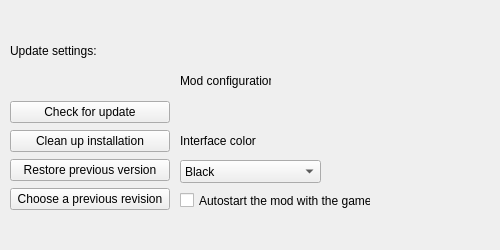
dbkblk/rand_launcher, file optionbox.ui: the form before one commit.
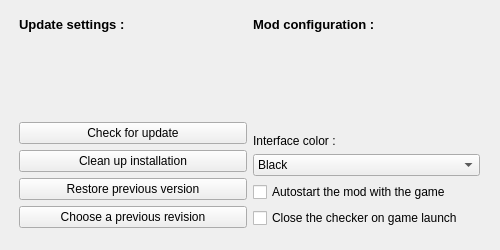
The form after the commit.

Commit message: Add an option to close the launcher

Patch:
```diff
--- a/optionbox.ui
+++ b/optionbox.ui
@@ -19,54 +19,99 @@
   <property name="locale">
    <locale language="English" country="UnitedStates"/>
   </property>
+  <widget class="QWidget" name="horizontalLayoutWidget">
+   <property name="geometry">
+    <rect>
+     <x>19</x>
+     <y>17</y>
+     <width>461</width>
+     <height>211</height>
+    </rect>
+   </property>
+   <layout class="QHBoxLayout" name="horizontalLayout">
+    <item>
+     <layout class="QVBoxLayout" name="verticalLayout">
+      <item>
   <widget class="QLabel" name="label_2">
-   <property name="geometry">
-    <rect>
-     <x>10</x>
-     <y>40</y>
-     <width>91</width>
-     <height>21</height>
-    </rect>
-   </property>
+        <property name="text">
+         <string>&lt;html&gt;&lt;head/&gt;&lt;body&gt;&lt;p&gt;&lt;span style=&quot; font-size:10pt; font-weight:600;&quot;&gt;Update settings :&lt;/span&gt;&lt;/p&gt;&lt;/body&gt;&lt;/html&gt;</string>
+        </property>
+       </widget>
+      </item>
+      <item>
+       <spacer name="verticalSpacer">
+        <property name="orientation">
+         <enum>Qt::Vertical</enum>
+        </property>
+        <property name="sizeHint" stdset="0">
+         <size>
+          <width>20</width>
+          <height>40</height>
+         </size>
+        </property>
+       </spacer>
+      </item>
+      <item>
+       <widget class="QPushButton" name="opt_bt_update">
    <property name="text">
-    <string>Update settings:</string>
-   </property>
-  </widget>
+         <string>Check for update</string>
+        </property>
+       </widget>
+      </item>
+      <item>
+       <widget class="QPushButton" name="opt_bt_cleanup">
+        <property name="text">
+         <string>Clean up installation</string>
+        </property>
+       </widget>
+      </item>
+      <item>
+       <widget class="QPushButton" name="opt_bt_restore">
+        <property name="text">
+         <string>Restore previous version</string>
+        </property>
+       </widget>
+      </item>
+      <item>
+       <widget class="QPushButton" name="opt_bt_chooserev">
+        <property name="text">
+         <string>Choose a previous revision</string>
+        </property>
+       </widget>
+      </item>
+     </layout>
+    </item>
+    <item>
+     <layout class="QVBoxLayout" name="verticalLayout_2">
+      <item>
   <widget class="QLabel" name="label_3">
-   <property name="geometry">
-    <rect>
-     <x>180</x>
-     <y>70</y>
-     <width>91</width>
-     <height>21</height>
-    </rect>
-   </property>
    <property name="text">
-    <string>Mod configuration</string>
-   </property>
-  </widget>
+         <string>&lt;html&gt;&lt;head/&gt;&lt;body&gt;&lt;p&gt;&lt;span style=&quot; font-size:10pt; font-weight:600;&quot;&gt;Mod configuration :&lt;/span&gt;&lt;/p&gt;&lt;/body&gt;&lt;/html&gt;</string>
+        </property>
+       </widget>
+      </item>
+      <item>
+       <spacer name="verticalSpacer_2">
+        <property name="orientation">
+         <enum>Qt::Vertical</enum>
+        </property>
+        <property name="sizeHint" stdset="0">
+         <size>
+          <width>20</width>
+          <height>40</height>
+         </size>
+        </property>
+       </spacer>
+      </item>
+      <item>
   <widget class="QLabel" name="label_4">
-   <property name="geometry">
-    <rect>
-     <x>180</x>
-     <y>130</y>
-     <width>91</width>
-     <height>21</height>
-    </rect>
-   </property>
    <property name="text">
-    <string>Interface color</string>
-   </property>
-  </widget>
+         <string>Interface color :</string>
+        </property>
+       </widget>
+      </item>
+      <item>
   <widget class="QComboBox" name="colorBox">
-   <property name="geometry">
-    <rect>
-     <x>180</x>
-     <y>160</y>
-     <width>141</width>
-     <height>23</height>
-    </rect>
-   </property>
    <property name="editable">
     <bool>false</bool>
    </property>
@@ -111,58 +156,24 @@
     </property>
    </item>
   </widget>
-  <widget class="QWidget" name="verticalLayoutWidget">
-   <property name="geometry">
-    <rect>
-     <x>10</x>
-     <y>100</y>
-     <width>160</width>
-     <height>112</height>
-    </rect>
-   </property>
-   <layout class="QVBoxLayout" name="verticalLayout">
-    <item>
-     <widget class="QPushButton" name="opt_bt_update">
-      <property name="text">
-       <string>Check for update</string>
-      </property>
-     </widget>
     </item>
     <item>
-     <widget class="QPushButton" name="opt_bt_cleanup">
-      <property name="text">
-       <string>Clean up installation</string>
-      </property>
-     </widget>
-    </item>
-    <item>
-     <widget class="QPushButton" name="opt_bt_restore">
-      <property name="text">
-       <string>Restore previous version</string>
-      </property>
-     </widget>
-    </item>
-    <item>
-     <widget class="QPushButton" name="opt_bt_chooserev">
-      <property name="text">
-       <string>Choose a previous revision</string>
-      </property>
-     </widget>
-    </item>
-   </layout>
-  </widget>
   <widget class="QCheckBox" name="startBox">
-   <property name="geometry">
-    <rect>
-     <x>180</x>
-     <y>190</y>
-     <width>191</width>
-     <height>21</height>
-    </rect>
-   </property>
    <property name="text">
     <string>Autostart the mod with the game</string>
    </property>
+       </widget>
+      </item>
+      <item>
+       <widget class="QCheckBox" name="checkerBox">
+        <property name="text">
+         <string>Close the checker on game launch</string>
+        </property>
+       </widget>
+      </item>
+     </layout>
+    </item>
+   </layout>
   </widget>
  </widget>
  <resources/>
```
Lines whose indentation alone changed are shown as unchanged. The commit also changes 6 other files.
